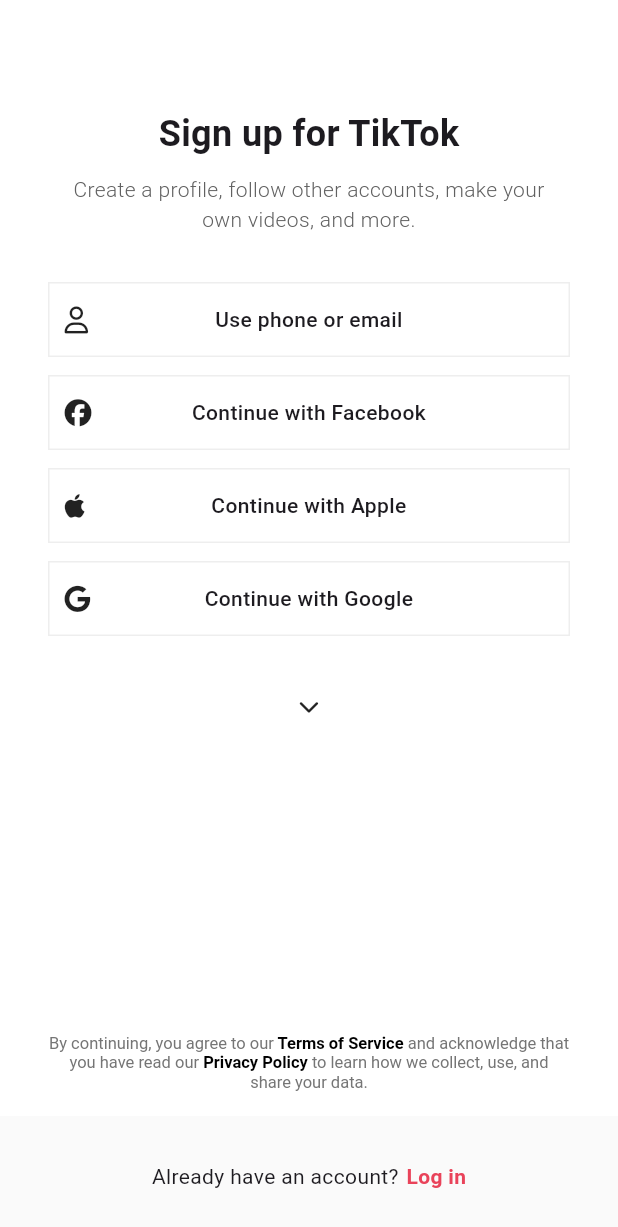
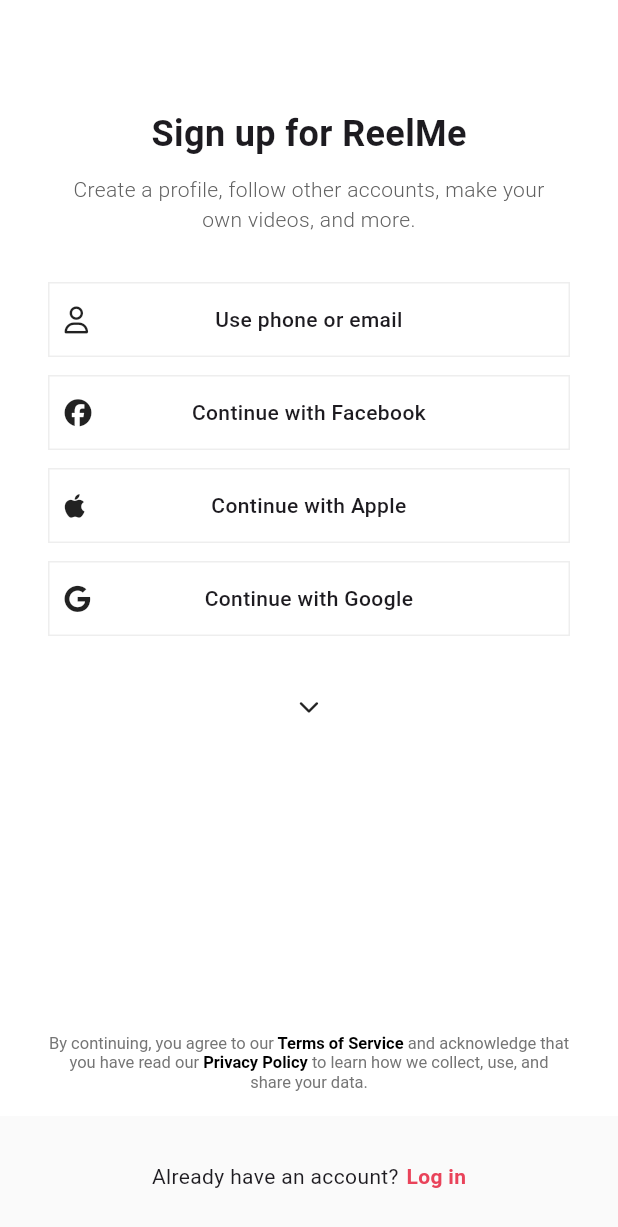
Before and after one commit to jangjia01234/reel_me, a Flutter app: the screen it shows after launch, on a phone screen of 412 x 824 dp. Shown: the top 1227 px of the screen. Run offline on Flutter 3.47's test engine with Material 3 defaults, Android fonts, the phone set to English and light mode, and no system bars; our stand-ins replace font_awesome_flutter.

Commit message:
changed app name text

```diff
--- a/lib/authentication/sign_up_screen.dart
+++ b/lib/authentication/sign_up_screen.dart
@@ -29,7 +29,7 @@ class SignUpScreen extends StatelessWidget {
                 children: [
                   Gaps.v72,
                   Text(
-                    "Sign up for TikTok",
+                    "Sign up for ReelMe",
                     style: TextStyle(
                       fontSize: Sizes.size24,
                       fontWeight: FontWeight.w700,
```
